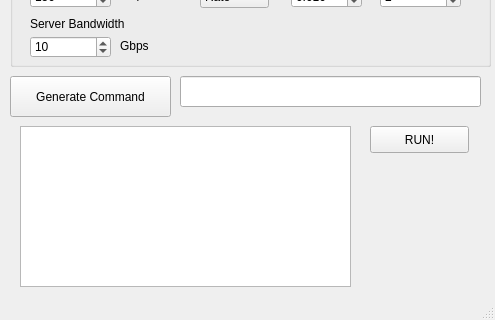
Before: the Qt Designer form kupa-gui-2/kupagui.ui in anetaaneta/kupakupa, drawn with Qt 5; both pictures show x 0 to 495 and y 260 to 580 of the 495 by 580 pixel window.
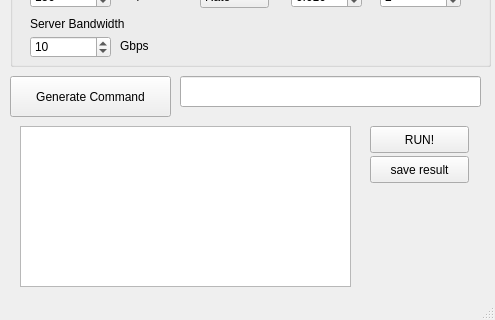
After: the same form once the commit is applied. The open tabs and pages were chosen to show the change.

```diff
--- a/kupa-gui-2/kupagui.ui
+++ b/kupa-gui-2/kupagui.ui
@@ -757,6 +757,19 @@
      <string>RUN!</string>
     </property>
    </widget>
+   <widget class="QPushButton" name="pushButton">
+    <property name="geometry">
+     <rect>
+      <x>370</x>
+      <y>380</y>
+      <width>99</width>
+      <height>27</height>
+     </rect>
+    </property>
+    <property name="text">
+     <string>save result</string>
+    </property>
+   </widget>
   </widget>
   <widget class="QMenuBar" name="menuBar">
    <property name="geometry">
```
Left out of the diff: 2 changed lines with no effect on the pictures.
